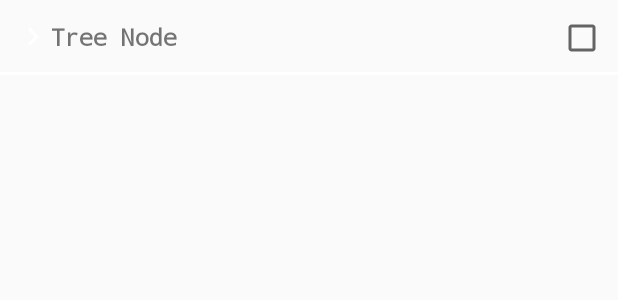
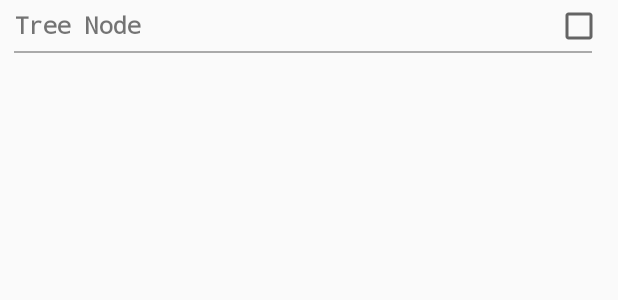
Before and after one commit to daniel-riffi/AusschankUndKoch, an Android app: the layout item_first_level.xml on its own in the app's theme, with its tools: preview values and no code run, on a phone screen of 412 x 824 dp. Shown: the top 300 px of the screen. Run offline under Robolectric (Android 15) with nearby library versions, the phone set to English and light mode, and no system bars.

Commit message:
redesigned treeView and bug fixes

```diff
--- a/app/src/main/java/com/example/ausschankundkoch/CookFragment.java
+++ b/app/src/main/java/com/example/ausschankundkoch/CookFragment.java
@@ -56,7 +56,6 @@ public class CookFragment extends Fragment {
         openOrders = new ArrayList<>();//Arrays.asList(UnitTestVariables.order3, UnitTestVariables.order2));
         inProgressOrders = new ArrayList<>();//Arrays.asList(UnitTestVariables.order1));
         finishedOrders = new ArrayList<>();
-
     }
 
     @Override
--- a/app/src/main/java/com/example/ausschankundkoch/RunningActivity.java
+++ b/app/src/main/java/com/example/ausschankundkoch/RunningActivity.java
@@ -67,6 +67,7 @@ public class RunningActivity extends AppCompatActivity {
         setTypeInPreferences(type);
 
         preferenceChanged = true;
+
     }
 
     @Override
@@ -128,12 +129,14 @@ public class RunningActivity extends AppCompatActivity {
             fragmentManager.beginTransaction()
                                 .replace(R.id.fragmentViewHolder, barFragment)
                                 .commitAllowingStateLoss();
+            setTitle("Ausschank");
         }
         else {
             cookFragment = new CookFragment();
             fragmentManager.beginTransaction()
                                 .replace(R.id.fragmentViewHolder, cookFragment)
                                 .commitAllowingStateLoss();
+            setTitle("Koch");
         }
     }
 
--- a/app/src/main/res/layout/fragment_bar.xml
+++ b/app/src/main/res/layout/fragment_bar.xml
@@ -9,7 +9,7 @@
         android:id="@+id/linear_layout_open_orders"
         android:layout_width="0dp"
         android:layout_height="match_parent"
-        android:layout_weight="3"
+        android:layout_weight="5"
         android:orientation="vertical"/>
     <LinearLayout
         android:layout_width="0dp"
@@ -39,7 +39,7 @@
         android:id="@+id/linear_layout_finished_orders"
         android:layout_width="0dp"
         android:layout_height="match_parent"
-        android:layout_weight="3"
+        android:layout_weight="5"
         android:orientation="vertical"/>
 
 </LinearLayout>
--- a/app/src/main/res/layout/fragment_cook.xml
+++ b/app/src/main/res/layout/fragment_cook.xml
@@ -9,7 +9,7 @@
         android:id="@+id/linear_layout_open_orders"
         android:layout_width="0dp"
         android:layout_height="match_parent"
-        android:layout_weight="3"
+        android:layout_weight="5"
         android:orientation="vertical"/>
     <LinearLayout
         android:layout_width="0dp"
@@ -39,7 +39,7 @@
         android:id="@+id/linear_layout_inprogress_orders"
         android:layout_width="0dp"
         android:layout_height="match_parent"
-        android:layout_weight="3"
+        android:layout_weight="5"
         android:orientation="vertical"/>
     <LinearLayout
         android:layout_width="0dp"
@@ -69,7 +69,7 @@
         android:id="@+id/linear_layout_finished_orders"
         android:layout_width="0dp"
         android:layout_height="match_parent"
-        android:layout_weight="3"
+        android:layout_weight="5"
         android:orientation="vertical"/>
 
 </LinearLayout>
--- a/app/src/main/res/layout/item_first_level.xml
+++ b/app/src/main/res/layout/item_first_level.xml
@@ -1,22 +1,29 @@
 <?xml version="1.0" encoding="utf-8"?>
-<RelativeLayout xmlns:android="http://schemas.android.com/apk/res/android"
-    android:layout_width="wrap_content"
-    android:layout_height="50dp"
+<LinearLayout xmlns:android="http://schemas.android.com/apk/res/android"
+    android:layout_width="match_parent"
+    android:layout_height="35dp"
     android:orientation="vertical">
+
+    <LinearLayout
+        android:layout_width="match_parent"
+        android:layout_height="34dp"
+        android:gravity="center_vertical">
+
 
         <LinearLayout
             android:id="@+id/node_container"
             android:layout_width="wrap_content"
             android:layout_height="wrap_content"
-        android:layout_centerVertical="true"
+            android:gravity="center_vertical"
             android:layout_marginLeft="10dp"
+            android:layout_marginRight="10dp"
             android:orientation="horizontal">
 
-        <ImageView
-            android:id="@+id/arrow_img"
-            android:layout_width="wrap_content"
-            android:layout_height="wrap_content"
-            android:src="@drawable/ic_keyboard_arrow_right_white_24px" />
+            <!--        <ImageView-->
+            <!--            android:id="@+id/arrow_img"-->
+            <!--            android:layout_width="wrap_content"-->
+            <!--            android:layout_height="wrap_content"-->
+            <!--            android:src="@drawable/ic_keyboard_arrow_right_white_24px" />-->
 
             <TextView
                 android:id="@+id/node_name_view"
@@ -27,20 +34,45 @@
                 android:textSize="15dp"
                 android:text="Tree Node"
                 android:textStyle="bold"/>
+
+
         </LinearLayout>
 
+        <RelativeLayout
+            android:layout_width="match_parent"
+            android:layout_height="wrap_content"
+            android:gravity="end">
 
             <androidx.appcompat.widget.AppCompatCheckBox
                 android:id="@+id/checkBox"
                 android:layout_width="30dp"
                 android:layout_height="30dp"
-        android:layout_alignParentRight="true"
-        android:layout_centerVertical="true"
-        android:layout_marginRight="10dp" />
+                android:layout_marginRight="12dp"
+                android:layout_centerVertical="true" />
+        </RelativeLayout>
+    </LinearLayout>
+
+
+
+
+
+
+
+
+<!--        android:layout_alignParentEnd="true"-->
+
+
+
+<!--    <View-->
+<!--        android:layout_width="match_parent"-->
+<!--        android:layout_height="2dp"-->
+<!--        android:layout_alignParentBottom="true"-->
+<!--        android:background="#ffffff"></View>-->
 
     <View
         android:layout_width="match_parent"
-        android:layout_height="2dp"
-        android:layout_alignParentBottom="true"
-        android:background="#ffffff"></View>
-</RelativeLayout>
+        android:layout_height="1dp"
+        android:background="@android:color/darker_gray"
+        android:layout_marginStart="9dp"
+        android:layout_marginEnd="17dp"/>
+</LinearLayout>
```
Also changed, not shown: app/src/main/java/com/example/ausschankundkoch/FirstLevelNodeViewBinder.java (+8 -8 lines), app/src/main/java/com/example/ausschankundkoch/SecondLevelNodeViewBinder.java (+8 -8 lines), app/src/main/res/layout/item_second_level.xml (+25 -25 lines). Lines whose indentation alone changed are shown as unchanged.
